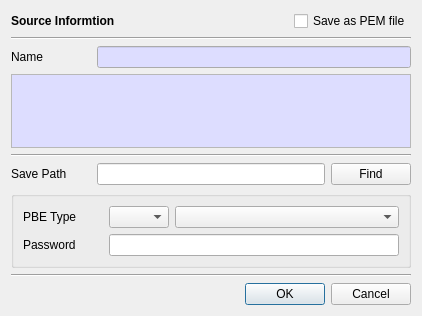
Old version of the form CertMan/export_dlg.ui in the repository jykim74/CertMan.
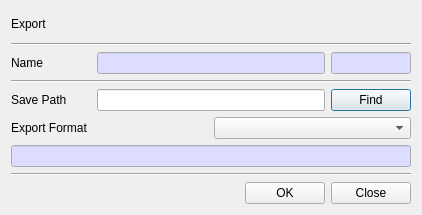
New version of the form.

Commit message: Export UI 및 전체 개선

```diff
--- a/CertMan/export_dlg.ui
+++ b/CertMan/export_dlg.ui
@@ -7,7 +7,7 @@
     <x>0</x>
     <y>0</y>
     <width>418</width>
-    <height>316</height>
+    <height>215</height>
    </rect>
   </property>
   <property name="windowTitle">
@@ -20,34 +20,9 @@
       <number>0</number>
      </property>
      <item row="0" column="0">
-      <widget class="QLabel" name="mExportLabel">
-       <property name="font">
-        <font>
-         <bold>true</bold>
-        </font>
-       </property>
+      <widget class="QLabel" name="mTitleLabel">
        <property name="text">
-        <string>Source Informtion</string>
-       </property>
-      </widget>
-     </item>
-     <item row="0" column="1">
-      <spacer name="horizontalSpacer">
-       <property name="orientation">
-        <enum>Qt::Horizontal</enum>
-       </property>
-       <property name="sizeHint" stdset="0">
-        <size>
-         <width>40</width>
-         <height>20</height>
-        </size>
-       </property>
-      </spacer>
-     </item>
-     <item row="0" column="2">
-      <widget class="QCheckBox" name="mPEMSaveCheck">
-       <property name="text">
-        <string>Save as PEM file</string>
+        <string>Export</string>
        </property>
       </widget>
      </item>
@@ -122,16 +97,20 @@
        </property>
       </widget>
      </item>
-    </layout>
-   </item>
-   <item>
-    <widget class="QPlainTextEdit" name="mInfoText">
+     <item row="0" column="2">
+      <widget class="QLineEdit" name="mAlgText">
      <property name="minimumSize">
       <size>
-       <width>400</width>
+         <width>80</width>
        <height>0</height>
       </size>
      </property>
+       <property name="maximumSize">
+        <size>
+         <width>80</width>
+         <height>16777215</height>
+        </size>
+       </property>
      <property name="palette">
       <palette>
        <active>
@@ -156,26 +135,15 @@
          </brush>
         </colorrole>
        </inactive>
-       <disabled>
-        <colorrole role="Base">
-         <brush brushstyle="SolidPattern">
-          <color alpha="255">
-           <red>240</red>
-           <green>240</green>
-           <blue>240</blue>
-          </color>
-         </brush>
-        </colorrole>
-       </disabled>
-      </palette>
-     </property>
-     <property name="verticalScrollBarPolicy">
-      <enum>Qt::ScrollBarAlwaysOff</enum>
-     </property>
+         <disabled/>
+        </palette>
+       </property>
      <property name="readOnly">
       <bool>true</bool>
      </property>
     </widget>
+     </item>
+    </layout>
    </item>
    <item>
     <widget class="Line" name="line_2">
@@ -215,97 +183,60 @@
     </layout>
    </item>
    <item>
-    <widget class="QGroupBox" name="mEncGroup">
-     <property name="minimumSize">
-      <size>
-       <width>0</width>
-       <height>0</height>
-      </size>
-     </property>
-     <property name="title">
-      <string/>
-     </property>
-     <layout class="QVBoxLayout" name="verticalLayout_2">
-      <item>
-       <layout class="QGridLayout" name="gridLayout_5">
+    <layout class="QGridLayout" name="gridLayout_6">
         <property name="topMargin">
          <number>0</number>
         </property>
         <item row="0" column="0">
-         <widget class="QLabel" name="label_4">
-          <property name="minimumSize">
-           <size>
-            <width>80</width>
-            <height>0</height>
-           </size>
-          </property>
-          <property name="maximumSize">
-           <size>
-            <width>80</width>
-            <height>16777215</height>
-           </size>
-          </property>
+      <widget class="QLabel" name="label_5">
           <property name="text">
-           <string>PBE Type</string>
+        <string>Export Format</string>
           </property>
          </widget>
         </item>
         <item row="0" column="1">
-         <widget class="QComboBox" name="mPBEVersionCombo">
-          <property name="minimumSize">
-           <size>
-            <width>60</width>
-            <height>0</height>
-           </size>
-          </property>
-          <property name="maximumSize">
-           <size>
-            <width>60</width>
-            <height>16777215</height>
-           </size>
-          </property>
-         </widget>
-        </item>
-        <item row="0" column="2">
-         <widget class="QComboBox" name="mPBEAlgCombo">
-          <property name="sizePolicy">
-           <sizepolicy hsizetype="Preferred" vsizetype="Fixed">
-            <horstretch>0</horstretch>
-            <verstretch>1</verstretch>
-           </sizepolicy>
-          </property>
-         </widget>
+      <widget class="QComboBox" name="mFormatCombo"/>
         </item>
        </layout>
       </item>
       <item>
-       <layout class="QGridLayout" name="gridLayout_3">
-        <item row="0" column="0">
-         <widget class="QLabel" name="label_3">
+    <widget class="QLineEdit" name="mFormatInfoText">
           <property name="minimumSize">
            <size>
-            <width>80</width>
+       <width>400</width>
             <height>0</height>
            </size>
           </property>
-          <property name="text">
-           <string>Password</string>
-          </property>
-         </widget>
-        </item>
-        <item row="0" column="1">
-         <widget class="QLineEdit" name="mPasswordText">
-          <property name="enabled">
+     <property name="palette">
+      <palette>
+       <active>
+        <colorrole role="Base">
+         <brush brushstyle="SolidPattern">
+          <color alpha="255">
+           <red>221</red>
+           <green>221</green>
+           <blue>255</blue>
+          </color>
+         </brush>
+        </colorrole>
+       </active>
+       <inactive>
+        <colorrole role="Base">
+         <brush brushstyle="SolidPattern">
+          <color alpha="255">
+           <red>221</red>
+           <green>221</green>
+           <blue>255</blue>
+          </color>
+         </brush>
+        </colorrole>
+       </inactive>
+       <disabled/>
+      </palette>
+     </property>
+     <property name="readOnly">
            <bool>true</bool>
           </property>
-          <property name="echoMode">
-           <enum>QLineEdit::NoEcho</enum>
-          </property>
-         </widget>
-        </item>
-       </layout>
-      </item>
-     </layout>
     </widget>
    </item>
    <item>
@@ -316,14 +247,38 @@
     </widget>
    </item>
    <item>
-    <widget class="QDialogButtonBox" name="buttonBox">
+    <layout class="QGridLayout" name="gridLayout_8">
+     <property name="topMargin">
+      <number>0</number>
+     </property>
+     <item row="0" column="2">
+      <widget class="QPushButton" name="mCloseBtn">
+       <property name="text">
+        <string>Close</string>
+       </property>
+      </widget>
+     </item>
+     <item row="0" column="1">
+      <widget class="QPushButton" name="mOKBtn">
+       <property name="text">
+        <string>OK</string>
+       </property>
+      </widget>
+     </item>
+     <item row="0" column="0">
+      <spacer name="horizontalSpacer_2">
      <property name="orientation">
       <enum>Qt::Horizontal</enum>
      </property>
-     <property name="standardButtons">
-      <set>QDialogButtonBox::Cancel|QDialogButtonBox::Ok</set>
-     </property>
-    </widget>
+       <property name="sizeHint" stdset="0">
+        <size>
+         <width>40</width>
+         <height>20</height>
+        </size>
+       </property>
+      </spacer>
+     </item>
+    </layout>
    </item>
   </layout>
  </widget>
```
Left out of the diff: 42 changed lines with no effect on the pictures. Lines whose indentation alone changed are shown as unchanged. The commit also changes 13 other files.
